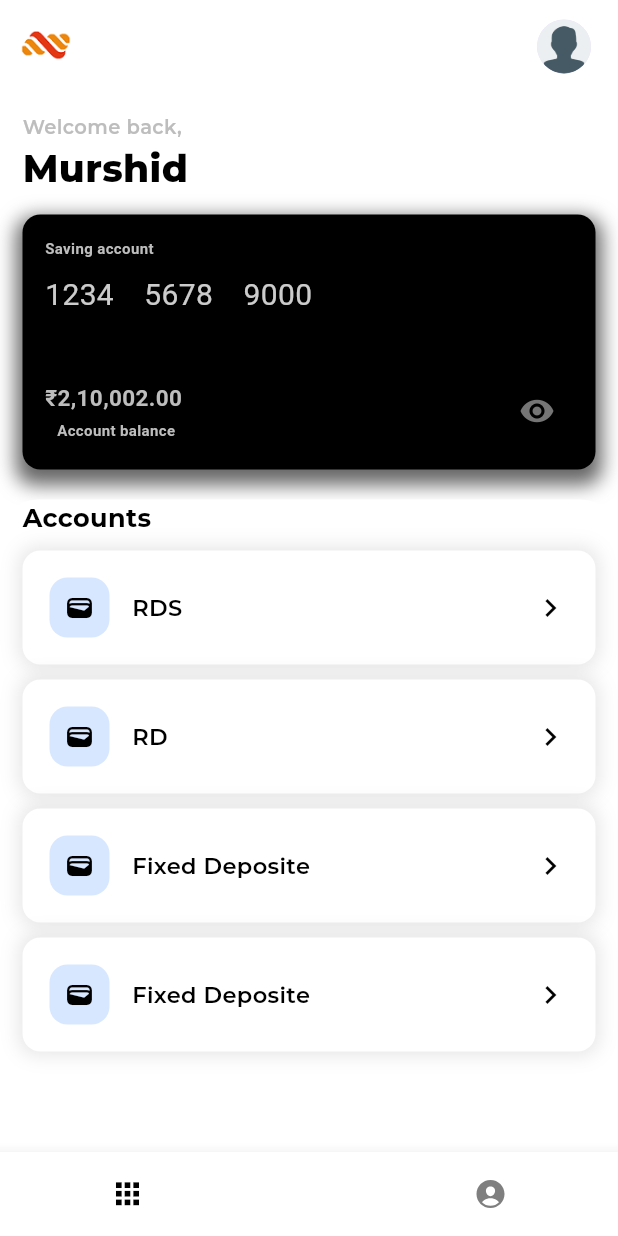
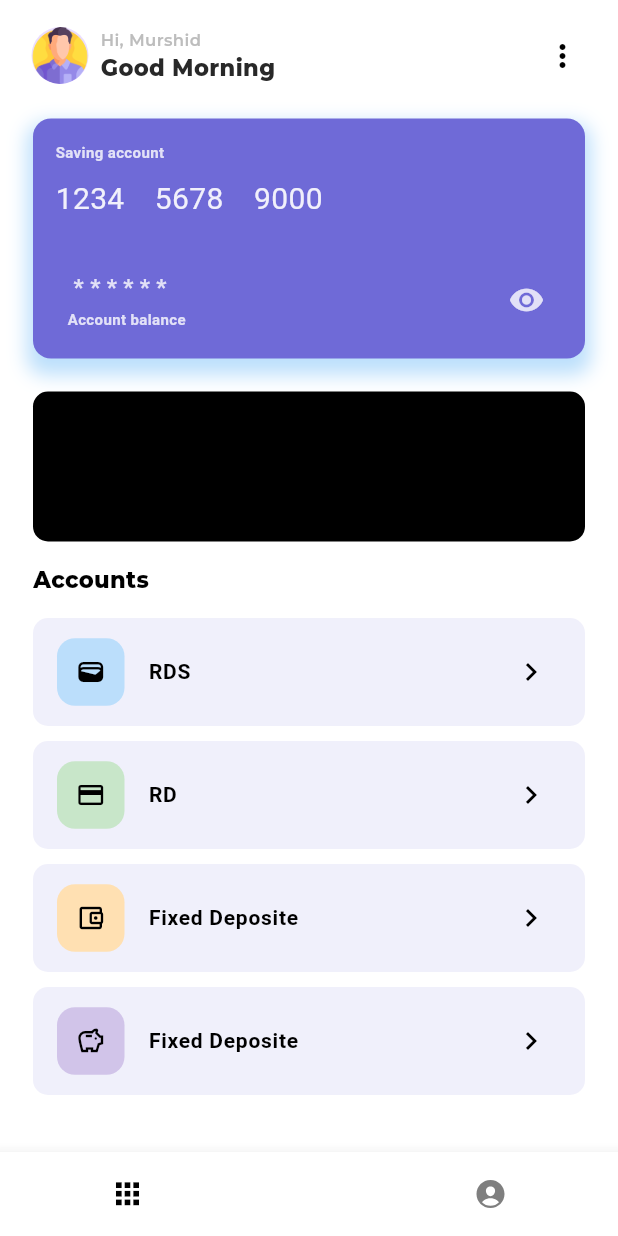
Before and after one commit to whitesoft2024/malabar_cstomer, a Flutter app: the screen it shows after launch, after a tap on "Log In", on a phone screen of 412 x 824 dp. Run offline on Flutter 3.47's test engine with Material 3 defaults, Android fonts, the phone set to English and light mode, and no system bars; drawn by our look-alikes of animated_bottom_navigation_bar; our stand-ins replace google_fonts, ionicons; Roboto replaces fonts that are missing (Varela).

Commit message:
home screen completed

```diff
--- a/lib/constants.dart
+++ b/lib/constants.dart
@@ -27,8 +27,11 @@ TextStyle(fontSize: 28, fontWeight: FontWeight.w500, color: Colors.white);
 const kBackgroundColor = Color(0xFFFFD4D2);
 const kPrimaryColor = Color(0xFFF7F7FA);
 const kSecondaryColor = Color(0xFFFAB609);
-const Color primary = Color(0xFFFFFFFF);
-const Color primary1= Color(0xFF0064F5);
+const Color primary = Color(0xB5FFFFFF);
+const Color primary0 = Color(0xFFFFB820);
+const Color primary1= Color(0xFFFC5A4E);
+const Color primary2= Color(0xFF282828);
+const Color primary3= Color(0xFFF3E26B);
 const Color secondary = Color(0xFF7BB0FF);
 const Color black = Color(0xFF000000);
 const Color white = Color(0xFFFFFFFF);
--- a/lib/screens/dashboard.dart
+++ b/lib/screens/dashboard.dart
@@ -14,6 +14,7 @@ class DashbaordPage extends StatefulWidget {
 
 class _DashbaordPageState extends State<DashbaordPage> {
   int pageIndex = 0;
+  bool _isBalanceVisible = false;
 
   @override
   Widget build(BuildContext context) {
@@ -28,72 +29,61 @@ class _DashbaordPageState extends State<DashbaordPage> {
     return Column(
       crossAxisAlignment: CrossAxisAlignment.start,
       children: [
-        // Moved AppBar content here
         Container(
-          color: primary,
-          padding:  EdgeInsets.symmetric(horizontal: 10, vertical: 5),
+          // color: primary,
+          padding:  EdgeInsets.only(left: 13,right: 13, top: 10,bottom: 5),
           child: Row(
             mainAxisAlignment: MainAxisAlignment.spaceBetween,
             children: [
-              Image(image: AssetImage("assets/images/mscs_1.png"),height: 30,width: 40,fit: BoxFit.contain,),
-              // Column(
-              //   crossAxisAlignment: CrossAxisAlignment.start,
-              //   children: [
-              //     Text(
-              //       'Hello',
-              //       style: TextStyle(
-              //         color: Colors.white,
-              //         fontSize: 10.0,
-              //       ),
-              //     ),
-              //     Text(
-              //       'Username',
-              //       style: TextStyle(
-              //         color: Colors.white,
-              //         fontSize: 14.0,
-              //       ),
-              //     ),
-              //   ],
-              // ),
-              //Spacer(),
-              // IconButton(
-              //   onPressed: () {},
-              //   icon: Icon(Icons.more_vert_rounded, color: Colors.black),
-              // ),
+              //Image(image: AssetImage("assets/images/mscs_1.png"),height: 30,width: 40,fit: BoxFit.contain,),
               IconButton(
                 onPressed: () {},
                 icon: CircleAvatar(
-                  radius: 18,
+                  radius: 19,
                   backgroundImage: AssetImage(
-                      "assets/images/user.png"),
+                      "assets/images/man.png"),
                 ),
               ),
+              Column(
+                crossAxisAlignment: CrossAxisAlignment.start,
+                children: [
+                  Text("Hi, Murshid",style: GoogleFonts.montserrat(fontSize: 11,color: Colors.grey.shade400,fontWeight: FontWeight.w600),),
+                  Text("Good Morning",style: GoogleFonts.montserrat(fontSize: 15,color: primary2,fontWeight: FontWeight.w800),),
+                ],
+              ),
+              Spacer(),
+              IconButton(
+                onPressed: () {},
+                icon: Icon(Icons.more_vert_rounded, color: Colors.black),
+              ),
+
             ],
           ),
         ),
-        Container(
-          padding: EdgeInsets.symmetric(vertical: 13,horizontal: 15),
-          child: Column(
-            mainAxisAlignment: MainAxisAlignment.start,
-            crossAxisAlignment: CrossAxisAlignment.start,
-            children: [
-              Text("Welcome back,",style: GoogleFonts.montserrat(fontSize: 13,color: Colors.grey.shade400,fontWeight: FontWeight.w600),),
-              Text("Murshid",style: GoogleFonts.montserrat(fontSize: 25,color: black,fontWeight: FontWeight.w800),),
-            ],
-          ),
-        ),
+        // Container(
+        //   padding: EdgeInsets.symmetric(vertical: 13,horizontal: 15),
+        //   child: Column(
+        //     mainAxisAlignment: MainAxisAlignment.start,
+        //     crossAxisAlignment: CrossAxisAlignment.start,
+        //     children: [
+        //       Text("Welcome back,",style: GoogleFonts.montserrat(fontSize: 13,color: Colors.grey.shade400,fontWeight: FontWeight.w600),),
+        //       Text("Murshid",style: GoogleFonts.montserrat(fontSize: 25,color: primary2,fontWeight: FontWeight.w800),),
+        //     ],
+        //   ),
+        // ),
+
         Container(
           width: double.infinity,
-          margin: EdgeInsets.only(bottom: 20,left: 15,right: 15),
-          height: 170,
+          margin: EdgeInsets.only(bottom: 22,left: 22,right: 22,top: 10),
+          height: 160,
           decoration: BoxDecoration(
-            color: black, borderRadius: BorderRadius.circular(12),
+            color: Color(0xFF6F6AD7), borderRadius: BorderRadius.circular(12),
             boxShadow: [
               BoxShadow(
-                color: Colors.black.withOpacity(0.6),
+                color: Colors.blue.withOpacity(0.3),
                 spreadRadius: 4,
                 blurRadius: 10,
-                offset: Offset(0, 6), // changes position of shadow
+                offset: Offset(0, 7), // changes position of shadow
               ),
             ],
 
@@ -108,14 +98,14 @@ class _DashbaordPageState extends State<DashbaordPage> {
                   mainAxisAlignment: MainAxisAlignment.spaceBetween,
                   crossAxisAlignment: CrossAxisAlignment.start,
                   children: [
-                    Text("Saving account",style: GoogleFonts.varela(color: Colors.grey.shade400,fontSize: 10,fontWeight: FontWeight.w600),),
+                    Text("Saving account",style: GoogleFonts.varela(color: white.withOpacity(0.8),fontSize: 10,fontWeight: FontWeight.w600),),
                     SizedBox(
                       height: 10,
                     ),
                     Text(
                       "1234 5678 9000",
                       style: GoogleFonts.varela(
-                          color: white.withOpacity(0.8),
+                          color: white.withOpacity(0.9),
                           fontSize: 20,
                           wordSpacing: 15),
                     )
@@ -127,27 +117,54 @@ class _DashbaordPageState extends State<DashbaordPage> {
                     Column(
                       crossAxisAlignment: CrossAxisAlignment.start,
                       children: [
-                      Text("₹2,10,002.00",style: GoogleFonts.varela(color: Colors.grey.shade400,fontSize: 15,fontWeight: FontWeight.w600),),
-                        SizedBox(
-                          height: 4,
+                        Text(
+                          _isBalanceVisible ? "₹2,10,002.00" : "   * * * * * *",
+                          style: GoogleFonts.varela(
+                            color: white.withOpacity(0.8),
+                            fontSize: 15,
+                            fontWeight: FontWeight.w600,
+                          ),
                         ),
+                        SizedBox(height: 4,),
                         Padding(
                           padding: const EdgeInsets.only(left: 8.0),
                           child: Text(
                             "Account balance",
-                            style: GoogleFonts.varela(fontSize: 10,color: Colors.grey.shade400,fontWeight: FontWeight.w600),
+                            style: GoogleFonts.varela(fontSize: 10,color: white.withOpacity(0.8),fontWeight: FontWeight.w600),
                           ),
                         ),
                       ],
                     ),
                     IconButton(
-                        onPressed: (){},
-                        icon: Icon(Icons.remove_red_eye_rounded,color: Colors.grey.shade600,)
+                      onPressed: () {
+                        setState(() {
+                          _isBalanceVisible = true;
+                        });
+                        Future.delayed(Duration(seconds: 3), () {
+                          setState(() {
+                            _isBalanceVisible = false;
+                          });
+                        });
+                      },
+                      icon: Icon(
+                        Icons.remove_red_eye_rounded,
+                        color: white.withOpacity(0.8),
+                      ),
                     )
                   ],
                 )
               ],
             ),
+          ),
+        ),
+
+        Container(
+          margin: EdgeInsets.symmetric(horizontal: 22),
+          height: 100,
+          width: double.infinity,
+          decoration: BoxDecoration(
+            color: black,
+              borderRadius: BorderRadius.circular(10)
           ),
         ),
 
@@ -224,12 +241,8 @@ class _DashbaordPageState extends State<DashbaordPage> {
         // ),
         Expanded(
           child: Container(
+            padding: EdgeInsets.only(top: 15),
             width: double.infinity,
-            decoration: BoxDecoration(
-                color: white,
-                borderRadius: BorderRadius.only(
-                    topLeft: Radius.circular(25),
-                    topRight: Radius.circular(25))),
             child: SingleChildScrollView(
                 child: getAccountSection()),
           ),
@@ -240,14 +253,14 @@ class _DashbaordPageState extends State<DashbaordPage> {
 
   Widget getAccountSection() {
     return Padding(
-      padding: const EdgeInsets.symmetric(horizontal: 15.0),
+      padding: const EdgeInsets.symmetric(horizontal: 22.0),
       child: Column(
         crossAxisAlignment: CrossAxisAlignment.start,
         children: [
           Text(
             "Accounts",
-            style: TextStyle(
-                fontSize: 17, fontWeight: FontWeight.bold, color: Colors.black),
+            style: GoogleFonts.montserrat(
+                fontSize: 15, fontWeight: FontWeight.w800, color: black),
           ),
           SizedBox(height: 10,),
           Column(
@@ -255,19 +268,21 @@ class _DashbaordPageState extends State<DashbaordPage> {
               Accounts(() {
                 Navigator.push(context,
                     MaterialPageRoute(builder: (context) => CardPage()));
-              }, Icons.wallet, "RDS"),
+              }, Icons.wallet, "RDS",Colors.blue.shade100),
+              SizedBox(width: 15,),
               Accounts(() {
                 Navigator.push(context,
                     MaterialPageRoute(builder: (context) => CardPage()));
-              }, Icons.wallet, "RD"),
+              }, Icons.credit_card, "RD",Colors.green.shade100),
               Accounts(() {
                 Navigator.push(context,
                     MaterialPageRoute(builder: (context) => CardPage()));
-              }, Icons.wallet, "Fixed Deposite"),
+              }, Icons.account_balance_wallet_outlined, "Fixed Deposite",Colors.orange.shade100),
+              SizedBox(width: 15,),
               Accounts(() {
                 Navigator.push(context,
                     MaterialPageRoute(builder: (context) => CardPage()));
-              }, Icons.wallet, "Fixed Deposite")
+              }, Icons.savings_outlined, "Fixed Deposite",Colors.deepPurple.shade100)
             ],
           ),
         ],
@@ -275,26 +290,24 @@ class _DashbaordPageState extends State<DashbaordPage> {
     );
   }
 
-  Widget Accounts(Function() onTap, IconData icons, String title) {
+  Widget Accounts1(Function() onTap, IconData icons, String title) {
     return GestureDetector(
       onTap: onTap,
       child: Container(
-        padding: EdgeInsets.all(18),
-        margin: EdgeInsets.only(bottom: 10),
-        width: double.infinity,
-        decoration: BoxDecoration(
-          color: white,
-          borderRadius: BorderRadius.circular(12),
-          boxShadow: [
-            BoxShadow(
-              color: black.withOpacity(0.1),
-              spreadRadius: 2,
-              blurRadius: 10,
-            ),
-          ],
-        ),
+        padding: EdgeInsets.symmetric(vertical: 18,horizontal: 10),
+        margin: EdgeInsets.only(bottom: 15),
+        // decoration: BoxDecoration(
+        //   //color: white,
+        //   borderRadius: BorderRadius.circular(12),
+        //   boxShadow: [
+        //     BoxShadow(
+        //       color: black.withOpacity(0.1),
+        //       spreadRadius: 3,
+        //       blurRadius: 10,
+        //     ),
+        //   ],
+        // ),
         child: Row(
-          mainAxisAlignment: MainAxisAlignment.spaceBetween,
           children: [
             Row(
               children: [
@@ -302,18 +315,26 @@ class _DashbaordPageState extends State<DashbaordPage> {
                   width: 40,
                   height: 40,
                   decoration: BoxDecoration(
-                      color: secondary.withOpacity(0.3),
-                      borderRadius: BorderRadius.circular(12)),
-                  child: Center(
-                    child: Icon(
-                      icons,
-                      color: Colors.black,
-                      size: 20,
+                    borderRadius: BorderRadius.circular(12),
+                    border: Border.all(width: 1.5, color: black),
+                  ),
+                  child: Container(
+                    margin: EdgeInsets.all(2), // Creates the white space between the border and the inner container
+                    decoration: BoxDecoration(
+                      color: primary0.withOpacity(0.9),
+                      borderRadius: BorderRadius.circular(9), // Should be slightly smaller to fit inside
+                    ),
+                    child: Center(
+                      child: Icon(
+                        icons,
+                        color: Colors.black,
+                        size: 20,
+                      ),
                     ),
                   ),
                 ),
                 SizedBox(
-                  width: 15,
+                  height: 10,
                 ),
                 Text(
                   title,
@@ -324,13 +345,55 @@ class _DashbaordPageState extends State<DashbaordPage> {
                 ),
               ],
             ),
-            Icon(
-              Icons.keyboard_arrow_right,
-              color: black,
-            )
           ],
         ),
       ),
     );
   }
+
+  Widget Accounts(Function() onTap, IconData icons, String title,Color? color){
+    return Container(
+      padding: const EdgeInsets.symmetric(vertical: 08.0),
+      margin: const EdgeInsets.symmetric(vertical: 5.0),
+      decoration: BoxDecoration(
+        borderRadius: BorderRadius.circular(10),
+        color: Color(0xFF6F6AD7).withOpacity(0.1)
+      ),
+      child: ListTile(
+        leading: Container(
+          width: 45,
+          height: 45,
+          decoration: BoxDecoration(
+            color: color,
+            borderRadius: BorderRadius.circular(12),
+          ),
+          child: Center(
+            child: Icon(
+              icons,
+              color: black,
+              size: 20,
+            ),
+          ),
+        ),
+        trailing: Icon(
+          Icons.keyboard_arrow_right,
+          color: black,
+        ),
+        title: Text(
+          title,
+          style: GoogleFonts.varela(
+              fontSize: 14,
+              fontWeight: FontWeight.w600,
+              color: Colors.black),
+        ),
+        // subtitle: Text(
+        //   title,
+        //   style: TextStyle(
+        //       fontSize: 15,
+        //       fontWeight: FontWeight.w600,
+        //       color: Colors.black),
+        // ),
+      ),
+    );
+  }
 }
```
Also changed, not shown: assets/images/man.png (added).
